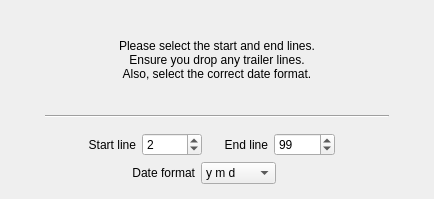
Old version of the form kmymoney/plugins/csvimport/lines-datewizardpage.ui in the repository KDE/kmymoney.
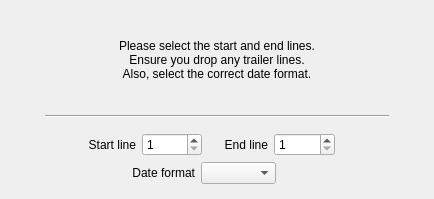
New version of the form.

What changed in the file:
```diff
--- a/kmymoney/plugins/csvimport/lines-datewizardpage.ui
+++ b/kmymoney/plugins/csvimport/lines-datewizardpage.ui
@@ -125,9 +125,6 @@
          <property name="minimum">
           <number>1</number>
          </property>
-         <property name="value">
-          <number>2</number>
-         </property>
         </widget>
        </item>
        <item>
@@ -155,12 +152,6 @@
          <property name="minimum">
           <number>1</number>
          </property>
-         <property name="maximum">
-          <number>3000</number>
-         </property>
-         <property name="value">
-          <number>99</number>
-         </property>
         </widget>
        </item>
        <item>
@@ -214,6 +205,9 @@
            <verstretch>0</verstretch>
           </sizepolicy>
          </property>
+         <property name="currentIndex">
+          <number>-1</number>
+         </property>
          <item>
           <property name="text">
            <string comment="abbreviation of 'year', 'month', 'day'.">y m d</string>
```
